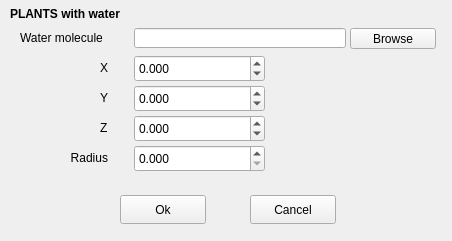
First picture: the form in ChemFlow/src/GUI/qt_creator/plants_water.ui, repository IFMlab/ChemFlow, before the edit.
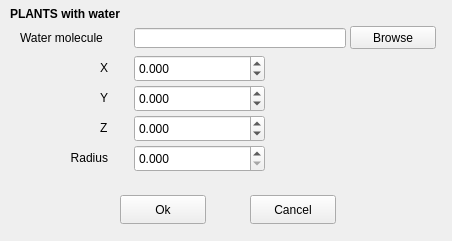
Second picture: the form after the edit.

The edit to the form file:
```diff
--- a/ChemFlow/src/GUI/qt_creator/plants_water.ui
+++ b/ChemFlow/src/GUI/qt_creator/plants_water.ui
@@ -49,9 +49,9 @@
    <property name="geometry">
     <rect>
      <x>350</x>
-     <y>28</y>
+     <y>26</y>
      <width>86</width>
-     <height>21</height>
+     <height>23</height>
     </rect>
    </property>
    <property name="toolTip">
```
Left out of the diff: 10 changed lines with no effect on the pictures.
